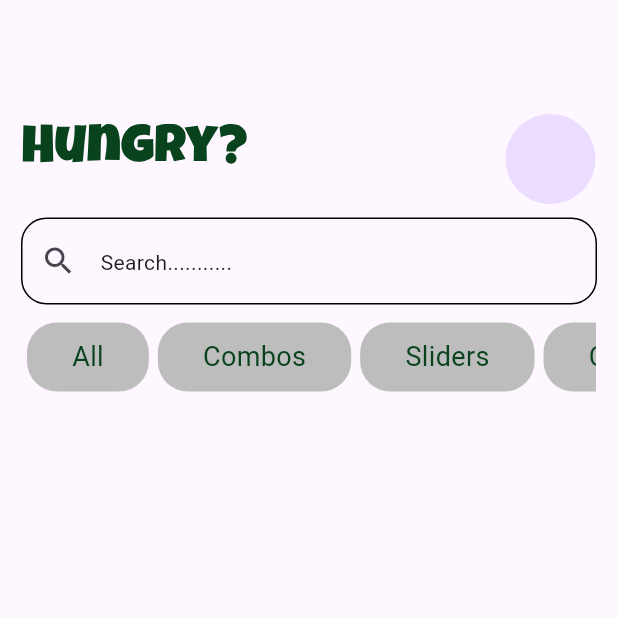
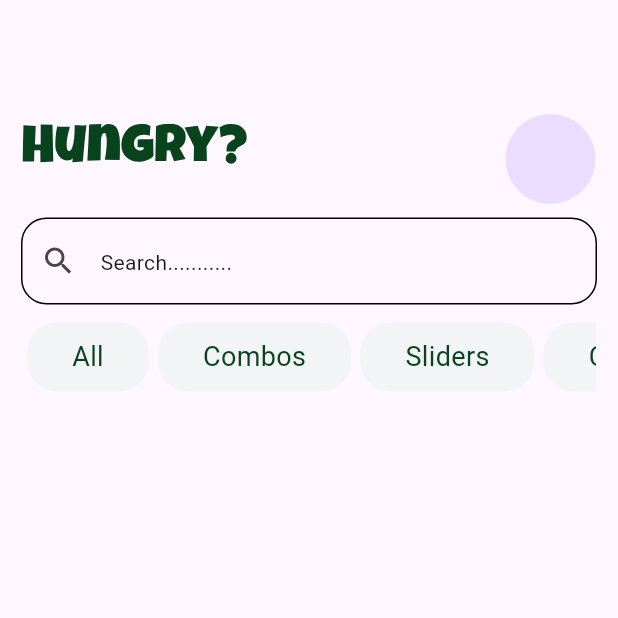
Before and after one commit to hamadelmalik/hungry-App, a Flutter app: the screen it shows after launch, on a phone screen of 412 x 824 dp, the top half of it. Run offline on Flutter 3.47's test engine with Material 3 defaults, Android fonts, the phone set to English and light mode, and no system bars; our stand-ins replace flutter_svg, gap.

Commit message:
Update home UI and search field

```diff
--- a/lib/core/constants/color_palette.dart
+++ b/lib/core/constants/color_palette.dart
@@ -2,5 +2,5 @@ import 'package:flutter/animation.dart';
 
 abstract class ColorPalette {
   static const Color primaryColor = Color(0xff08431D);
-
+  static const secondaryColor = Color(0xffF3F4F6);
 }
--- a/lib/features/home/view/home_view.dart
+++ b/lib/features/home/view/home_view.dart
@@ -77,7 +77,7 @@ class _HomeViewState extends State<HomeView> {
                         padding: const EdgeInsets.all(3.0),
                         child: Container(
                           decoration: BoxDecoration(
-                            color: Colors.grey.shade400,
+                            color: ColorPalette.secondaryColor,
                             borderRadius: BorderRadius.circular(20),
                           ),
                           padding: const EdgeInsets.symmetric(
```
